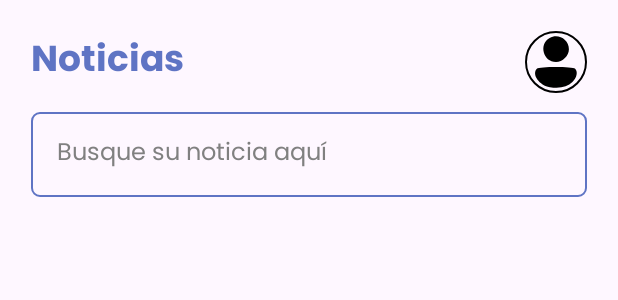
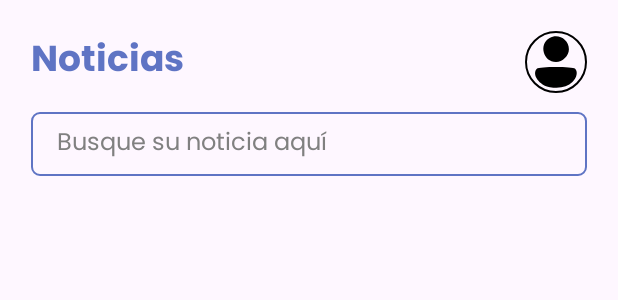
Before and after one commit to ezediazvillone/ConexaMobileChallenge, an Android app: the layout fragment_main.xml on its own in the app's theme, with its tools: preview values and no code run, on a phone screen of 412 x 824 dp. Shown: the top 300 px of the screen. Run offline under Robolectric (Android 15) with nearby library versions, the phone set to English and light mode, and no system bars.

```diff
--- a/app/src/main/res/layout/fragment_main.xml
+++ b/app/src/main/res/layout/fragment_main.xml
@@ -7,49 +7,42 @@
     tools:context=".presentation.fragment.MainFragment">
 
     <androidx.constraintlayout.widget.Guideline
-        android:id="@+id/main_guideline_horizontal_1"
+        android:id="@+id/fragment_main_guideline_horizontal_1"
         android:layout_width="wrap_content"
         android:layout_height="wrap_content"
         android:orientation="horizontal"
         app:layout_constraintGuide_percent="0.025" />
 
     <androidx.constraintlayout.widget.Guideline
-        android:id="@+id/main_guideline_horizontal_2"
+        android:id="@+id/fragment_main_guideline_horizontal_2"
         android:layout_width="wrap_content"
         android:layout_height="wrap_content"
         android:orientation="horizontal"
         app:layout_constraintGuide_percent="0.075" />
 
     <androidx.constraintlayout.widget.Guideline
-        android:id="@+id/main_guideline_horizontal_3"
-        android:layout_width="wrap_content"
-        android:layout_height="wrap_content"
-        android:orientation="horizontal"
-        app:layout_constraintGuide_percent="0.175" />
-
-    <androidx.constraintlayout.widget.Guideline
-        android:id="@+id/main_guideline_horizontal_4"
+        android:id="@+id/fragment_main_guideline_horizontal_3"
         android:layout_width="wrap_content"
         android:layout_height="wrap_content"
         android:orientation="horizontal"
         app:layout_constraintGuide_percent="0.975" />
 
     <androidx.constraintlayout.widget.Guideline
-        android:id="@+id/main_guideline_vertical_1"
+        android:id="@+id/fragment_main_guideline_vertical_1"
         android:layout_width="wrap_content"
         android:layout_height="wrap_content"
         android:orientation="vertical"
         app:layout_constraintGuide_percent="0.05" />
 
     <androidx.constraintlayout.widget.Guideline
-        android:id="@+id/main_guideline_vertical_2"
+        android:id="@+id/fragment_main_guideline_vertical_2"
         android:layout_width="wrap_content"
         android:layout_height="wrap_content"
         android:orientation="vertical"
         app:layout_constraintGuide_percent="0.85" />
 
     <androidx.constraintlayout.widget.Guideline
-        android:id="@+id/main_guideline_vertical_3"
+        android:id="@+id/fragment_main_guideline_vertical_3"
         android:layout_width="wrap_content"
         android:layout_height="wrap_content"
         android:orientation="vertical"
@@ -59,36 +52,34 @@
         android:id="@+id/fragment_main_tv_title"
         style="@style/poppinsBold"
         android:text="@string/news"
-        app:layout_constraintStart_toStartOf="@+id/main_guideline_vertical_1"
-        app:layout_constraintTop_toTopOf="@+id/main_guideline_horizontal_1" />
+        app:layout_constraintStart_toStartOf="@+id/fragment_main_guideline_vertical_1"
+        app:layout_constraintTop_toTopOf="@+id/fragment_main_guideline_horizontal_1" />
 
     <ImageView
         android:id="@+id/fragment_main_iv_user"
         style="@style/userIv"
-        app:layout_constraintBottom_toTopOf="@+id/main_guideline_horizontal_2"
-        app:layout_constraintEnd_toStartOf="@+id/main_guideline_vertical_3"
-        app:layout_constraintStart_toStartOf="@+id/main_guideline_vertical_2"
-        app:layout_constraintTop_toTopOf="@+id/main_guideline_horizontal_1" />
+        app:layout_constraintBottom_toTopOf="@+id/fragment_main_guideline_horizontal_2"
+        app:layout_constraintEnd_toStartOf="@+id/fragment_main_guideline_vertical_3"
+        app:layout_constraintStart_toStartOf="@+id/fragment_main_guideline_vertical_2"
+        app:layout_constraintTop_toTopOf="@+id/fragment_main_guideline_horizontal_1" />
 
     <EditText
         android:id="@+id/fragment_main_et_search"
         style="@style/defaultEditText"
+        android:layout_marginTop="12.5dp"
         android:hint="@string/search_news"
-        android:layout_marginTop="12.5dp"
-        android:layout_marginBottom="12.5dp"
-        app:layout_constraintBottom_toTopOf="@+id/main_guideline_horizontal_3"
-        app:layout_constraintEnd_toStartOf="@+id/main_guideline_vertical_3"
-        app:layout_constraintStart_toStartOf="@+id/main_guideline_vertical_1"
-        app:layout_constraintTop_toTopOf="@+id/main_guideline_horizontal_2" />
-
+        app:layout_constraintEnd_toStartOf="@+id/fragment_main_guideline_vertical_3"
+        app:layout_constraintStart_toStartOf="@+id/fragment_main_guideline_vertical_1"
+        app:layout_constraintTop_toTopOf="@+id/fragment_main_guideline_horizontal_2" />
 
     <androidx.recyclerview.widget.RecyclerView
         android:id="@+id/main_fragment_rv_news"
         android:layout_width="0dp"
         android:layout_height="0dp"
-        app:layout_constraintBottom_toTopOf="@+id/main_guideline_horizontal_4"
-        app:layout_constraintEnd_toStartOf="@+id/main_guideline_vertical_3"
-        app:layout_constraintStart_toStartOf="@+id/main_guideline_vertical_1"
-        app:layout_constraintTop_toBottomOf="@+id/main_guideline_horizontal_3" />
+        android:layout_marginTop="12.5dp"
+        app:layout_constraintBottom_toTopOf="@+id/fragment_main_guideline_horizontal_3"
+        app:layout_constraintEnd_toStartOf="@+id/fragment_main_guideline_vertical_3"
+        app:layout_constraintStart_toStartOf="@+id/fragment_main_guideline_vertical_1"
+        app:layout_constraintTop_toBottomOf="@+id/fragment_main_et_search" />
 
 </androidx.constraintlayout.widget.ConstraintLayout>
--- a/app/src/main/res/values/styles.xml
+++ b/app/src/main/res/values/styles.xml
@@ -27,7 +27,7 @@
 
     <style name="defaultEditText">
         <item name="android:layout_width">0dp</item>
-        <item name="android:layout_height">0dp</item>
+        <item name="android:layout_height">42.5dp</item>
         <item name="android:fontFamily">@font/poppins_regular</item>
         <item name="android:textColor">@color/black</item>
         <item name="android:textSize">16sp</item>
```
Also changed, not shown: app/src/main/java/com/example/conexamobilechallenge/domain/usecase/GetNewsByIdUseCase.kt (added, +15 -0 lines), app/src/main/java/com/example/conexamobilechallenge/domain/usecase/GetNewsListUseCase.kt (+3 -3 lines), app/src/main/java/com/example/conexamobilechallenge/presentation/fragment/DetailFragment.kt (+27 -2 lines), app/src/main/java/com/example/conexamobilechallenge/presentation/viewmodel/DetailViewModel.kt (+9 -1 lines), app/src/main/res/layout/fragment_detail.xml (+83 -0 lines).
